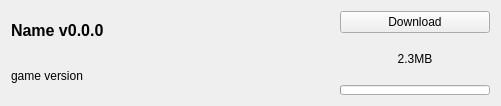
Old version of the form src/ui/optifine/optifinemoditemwidget.ui in the repository kaniol-lck/modmanager.
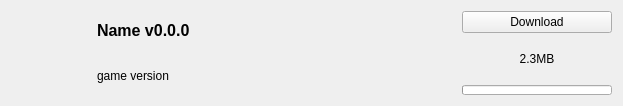
New version of the form. Icons and pictures are not drawn.

Diff of the .ui file:
```diff
--- a/src/ui/optifine/optifinemoditemwidget.ui
+++ b/src/ui/optifine/optifinemoditemwidget.ui
@@ -6,7 +6,7 @@
    <rect>
     <x>0</x>
     <y>0</y>
-    <width>501</width>
+    <width>623</width>
     <height>106</height>
    </rect>
   </property>
@@ -14,7 +14,35 @@
    <string>Form</string>
   </property>
   <layout class="QGridLayout" name="gridLayout">
-   <item row="0" column="0">
+   <item row="0" column="0" rowspan="2">
+    <widget class="QLabel" name="modIcon">
+     <property name="sizePolicy">
+      <sizepolicy hsizetype="Fixed" vsizetype="Fixed">
+       <horstretch>0</horstretch>
+       <verstretch>0</verstretch>
+      </sizepolicy>
+     </property>
+     <property name="minimumSize">
+      <size>
+       <width>80</width>
+       <height>80</height>
+      </size>
+     </property>
+     <property name="maximumSize">
+      <size>
+       <width>80</width>
+       <height>80</height>
+      </size>
+     </property>
+     <property name="text">
+      <string/>
+     </property>
+     <property name="wordWrap">
+      <bool>false</bool>
+     </property>
+    </widget>
+   </item>
+   <item row="0" column="1">
     <widget class="QLabel" name="displayNameText">
      <property name="sizePolicy">
       <sizepolicy hsizetype="Expanding" vsizetype="Preferred">
@@ -37,14 +65,7 @@
      </property>
     </widget>
    </item>
-   <item row="1" column="0">
-    <widget class="QLabel" name="gameVersion">
-     <property name="text">
-      <string notr="true">game version</string>
-     </property>
-    </widget>
-   </item>
-   <item row="0" column="1" rowspan="2">
+   <item row="0" column="2" rowspan="2">
     <layout class="QVBoxLayout" name="verticalLayout_2">
      <item>
       <widget class="QPushButton" name="downloadButton">
@@ -124,6 +145,13 @@
      </item>
     </layout>
    </item>
+   <item row="1" column="1">
+    <widget class="QLabel" name="gameVersion">
+     <property name="text">
+      <string notr="true">game version</string>
+     </property>
+    </widget>
+   </item>
   </layout>
  </widget>
  <resources/>
```
